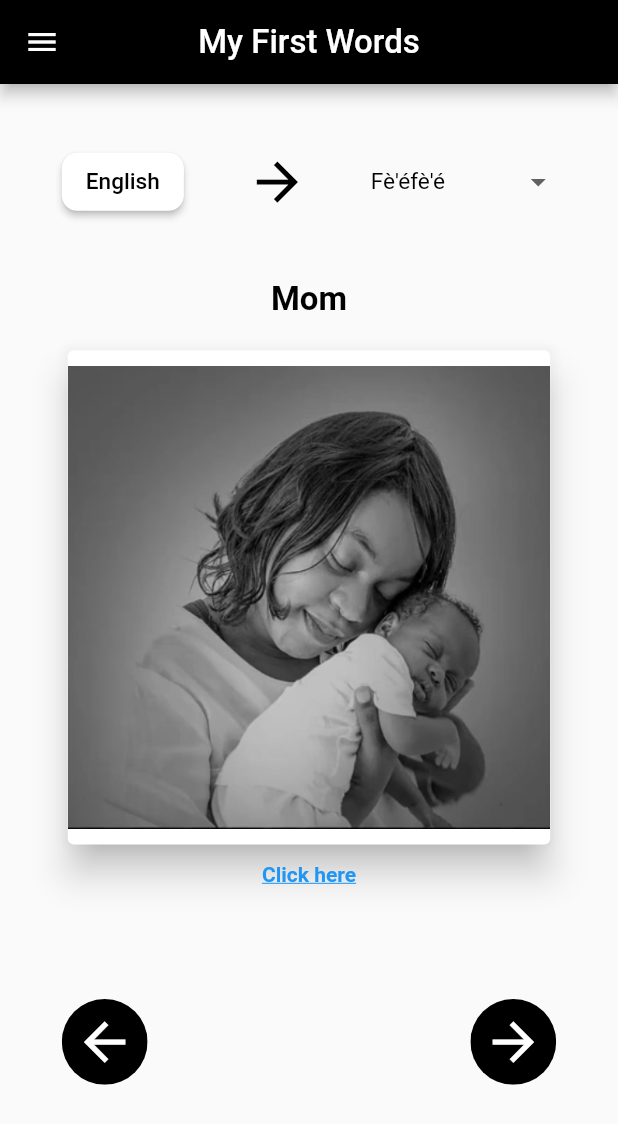
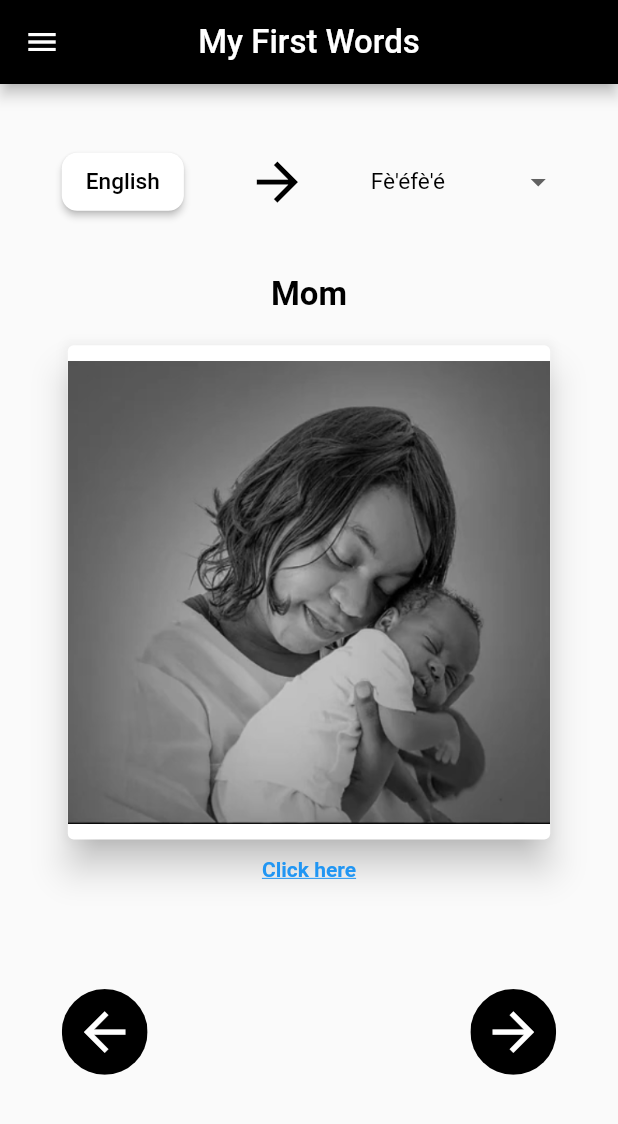
Before and after one commit to noungajo/langue_locale, a Flutter app: the screen it shows after launch, after a tap on "My First Words", on a phone screen of 412 x 824 dp. Shown: the top 1124 px of the screen. Run offline on Flutter 3.47's test engine with Material 2 defaults, Android fonts, the phone set to English and light mode, and no system bars; drawn by our look-alikes of dropdown_button2; our stand-ins replace animated_text_kit, audioplayers, flutter_svg, get, lottie, sizer; Roboto replaces fonts that are missing (lato).

Commit message:
modification de l'interface de lecture pour centrer les élements

```diff
--- a/lib/app/modules/lecture/lecture.dart
+++ b/lib/app/modules/lecture/lecture.dart
@@ -1,16 +1,16 @@
 import 'package:dropdown_button2/dropdown_button2.dart';
 import 'package:flutter/material.dart';
 import 'package:get/get.dart';
-import 'package:reenamuna/app/modules/lecture/lecture_controller.dart';
-import 'package:reenamuna/app/utils/app_bar.dart';
 import 'package:sizer/sizer.dart';
 import '../../../constants/app_constants.dart';
 import '../../../constants/colors.dart';
 import '../../../constants/size.dart';
 import '../../../constants/style.dart';
 import '../../internationalisation/inter_controller.dart';
+import '../../utils/app_bar.dart';
 import '../../utils/snackbar.dart';
 import '../home/widgets/drawer.dart';
+import 'lecture_controller.dart';
 import 'lecture_modele.dart';
 import 'widgets/bouton.dart';
 import 'package:audioplayers/audioplayers.dart';
@@ -60,39 +60,39 @@ class _LectureState extends State<Lecture> {
     return WillPopScope(
 
       onWillPop: ()async {
+        if(lectureController.getPop()){
+          Navigator.pop(context);
+        }else{
 Get.offNamed("/home");
+
+        }
         return false;
        },
       child: Scaffold(
         appBar: appBar(widget.titre.tr, context),
         drawer: SizedBox(width: drawerWidth, child: drawer(context)),
-        body: SingleChildScrollView(
+        body:SingleChildScrollView(
+  child: Center(
     child: Container(
-              padding: EdgeInsets.only(top: size.height*0.03,left: size.width*0.1,right: size.width*0.1),
+      padding: EdgeInsets.symmetric(horizontal: size.width * 0.1, vertical: size.height * 0.03),
       child: Column(
+        mainAxisAlignment: MainAxisAlignment.center,
         children: [
-                  SizedBox(
-                    height: itemSpacer,
-                  ),
+          SizedBox(height: itemSpacer),
           enteteLecture(),
-                  SizedBox(
-                    height: itemSpacer * 2,
-                  ),
+          SizedBox(height: itemSpacer),
           InkWell(
             onTap: () {
-                        playAudio(
-                            objectList[currentObjet.value].audioMap[selectedValue]);
+              playAudio(objectList[currentObjet.value].audioMap[selectedValue]);
             },
             child: SizedBox(
-                       height: lectureImageSizeHeight*1.28,
+              height: lectureImageSizeHeight * 1.36,
               width: lectureImageSizeHeight,
-                        child: ObjectDisplay(
-                            objectList: objectList, currentObjet: currentObjet),
-                      )),
-                  SizedBox(
-                    height: itemSpacer * 4,
+              child: ObjectDisplay(objectList: objectList, currentObjet: currentObjet),
             ),
-                  //next/previous button
+          ),
+          SizedBox(height: itemSpacer * 3),
+          // next/previous button
           SizedBox(
             width: lectureImageSize * 1.5,
             child: Row(
@@ -127,7 +127,9 @@ Get.offNamed("/home");
           )
         ],
       ),
-            )),
+    ),
+  ),
+),
 ),
     );
   }
```
Lines whose indentation alone changed are shown as unchanged.
